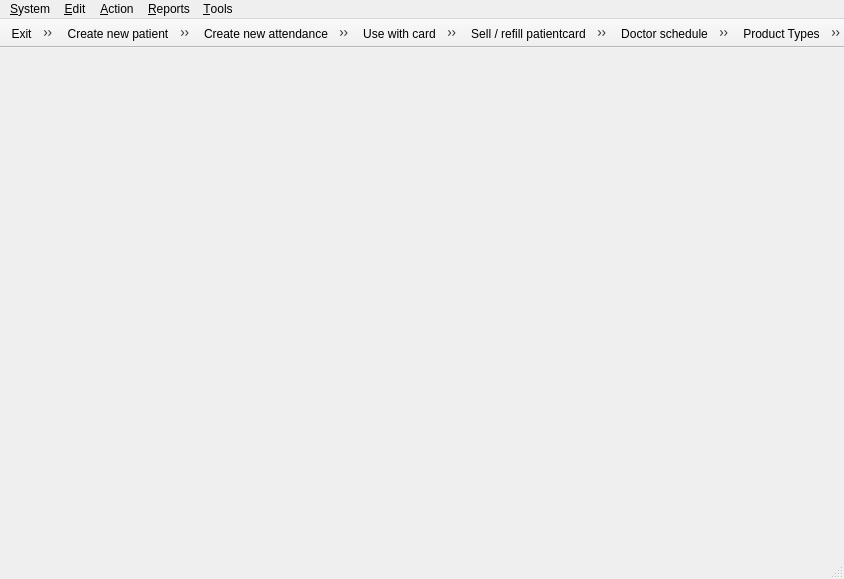
First picture: the form in client/wndmain.ui, repository tbikfalvi/Belenus, before the edit.
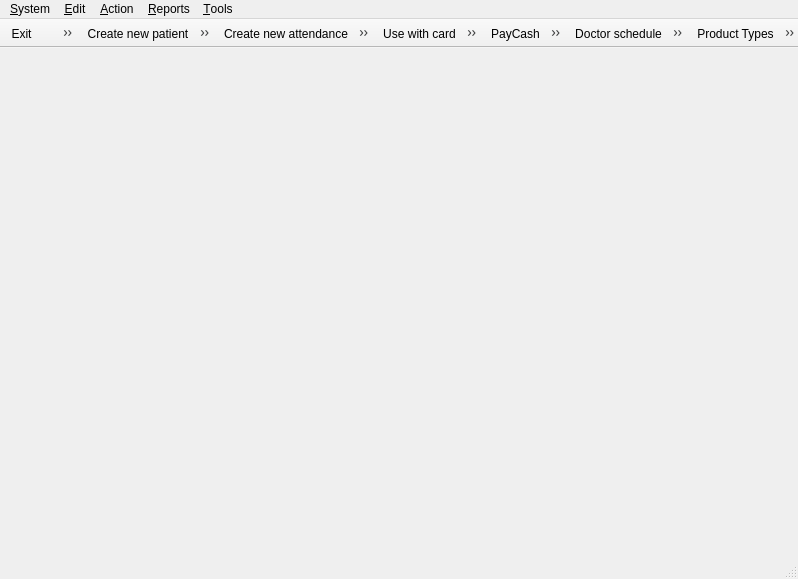
Second picture: the form after the edit.

```diff
--- a/client/wndmain.ui
+++ b/client/wndmain.ui
@@ -270,10 +270,12 @@
    <attribute name="toolBarBreak">
     <bool>false</bool>
    </attribute>
-   <addaction name="action_PatientCardSell"/>
    <addaction name="action_PayCash"/>
+   <addaction name="action_PatientCardSell"/>
    <addaction name="action_SellProduct"/>
    <addaction name="separator"/>
+   <addaction name="action_CassaActionStorno"/>
+   <addaction name="separator"/>
    <addaction name="action_ShoppingCart"/>
    <addaction name="action_Cassa"/>
   </widget>
@@ -745,6 +747,11 @@
     <string>Shopping cart</string>
    </property>
   </action>
+  <action name="action_CassaActionStorno">
+   <property name="text">
+    <string>Cassa action storno</string>
+   </property>
+  </action>
  </widget>
  <resources/>
  <connections>
```
Left out of the diff: 8 changed lines with no effect on the pictures.
